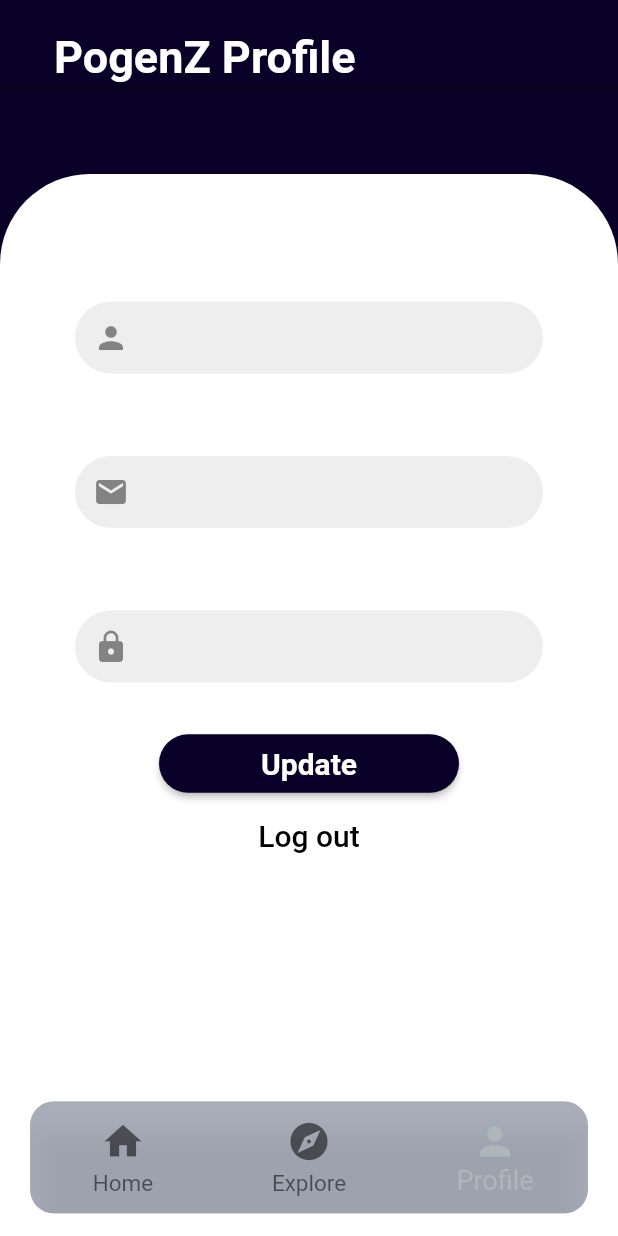
After one commit to pogenz45/project_test, a Flutter app: the MyWidget1 screen opened directly, item 3 of the bottom bar chosen, on a phone screen of 412 x 824 dp. The commit adds this screen. Run offline on Flutter 3.47's test engine with Material 2 defaults, Android fonts, the phone set to English and light mode, and no system bars; our stand-ins replace flutter_rating_bar, flutter_signin_button, fluttertoast, font_awesome_flutter, shared_preferences and 2 more; missing offline and left inert: dart:ffi; accounts and stored records are empty; Roboto replaces fonts that are missing (SFD).

Commit message:
bottom bar

```diff
--- a/lib/dataBaseHandler/dbHelper.dart
+++ b/lib/dataBaseHandler/dbHelper.dart
@@ -18,6 +18,8 @@ class dbhelper {
   static const String C_Email = 'Email';
   static const String C_PassWord = 'PassWord';
   static const int C_ID = 1;
+  // dbhelper._privateConstructor();
+  // static final dbhelper instance = dbhelper._privateConstructor();
 
   static Database? _database;
   Future<Database> get database async => _database ??= await initDatabase();
@@ -50,8 +52,22 @@ class dbhelper {
     }
     return null;
   }
+
+  Future<int> updateUser(UserModel user) async {
+    var dbclient = await database;
+    var res = await dbclient.update(
+      table,
+      user.toMap(),
+      where: '$C_UserName = ?',
+      whereArgs: [user.UserName],
+    );
+    return res;
+  }
+
+  Future<int> deleteUser(String UserName) async {
+    var dbClient = await database;
+    var res = await dbClient
+        .delete(table, where: '$C_UserName = ?', whereArgs: [UserName]);
+    return res;
+  }
 }
-
-// void main() async {
-//   WidgetsFlutterBinding.ensureInitialized();
-// }
--- a/lib/main.dart
+++ b/lib/main.dart
@@ -1,4 +1,6 @@
 import 'package:flutter/material.dart';
+import 'package:flutter_application_1/pages/channel1.dart';
+import 'package:flutter_application_1/pages/channel_page.dart';
 import 'package:flutter_application_1/pages/horizon.dart';
 import 'package:flutter_application_1/pages/landing_page.dart';
 
--- /dev/null
+++ b/lib/pages/channel1.dart
@@ -0,0 +1,89 @@
+library blur_bottom_bar;
+
+import 'package:flutter/cupertino.dart';
+import 'package:flutter/material.dart';
+import 'package:flutter/rendering.dart';
+import 'package:flutter_application_1/pages/profile_page.dart';
+import 'package:flutter_application_1/pages/channel_page.dart';
+import 'package:flutter_application_1/values/app_colors.dart';
+import 'package:flutter_application_1/values/app_icons.dart';
+import 'package:flutter_application_1/values/app_images.dart';
+import 'package:flutter_application_1/values/app_styles.dart';
+import 'package:flutter_rating_bar/flutter_rating_bar.dart';
+
+import 'dart:ui';
+
+class MyWidget1 extends StatefulWidget {
+  @override
+  State<MyWidget1> createState() => _MyWidget1State();
+}
+
+class _MyWidget1State extends State<MyWidget1> {
+  int currentIndex = 0;
+  final Screens = [
+    MyChannel(),
+    Container(
+      child: Text(
+        '2',
+        style: AppStyles.h3.copyWith(fontSize: 30, color: Colors.black),
+      ),
+    ),
+    profile_Page(),
+  ];
+  @override
+  Widget build(BuildContext context) {
+    Size size = MediaQuery.of(context).size;
+    return Scaffold(
+      resizeToAvoidBottomInset: false,
+      extendBody: true,
+      body: Screens[currentIndex],
+      bottomNavigationBar: Container(
+        child: Theme(
+          data: Theme.of(context).copyWith(
+            canvasColor: Color.fromARGB(255, 150, 156, 171).withOpacity(0.8),
+          ),
+          child: Padding(
+            padding: const EdgeInsets.only(left: 20.0, right: 20, bottom: 15),
+            child: Container(
+              height: size.height * 1 / 11,
+              child: ClipRRect(
+                borderRadius: BorderRadius.circular(16),
+                child: ClipRect(
+                  child: BackdropFilter(
+                    filter: ImageFilter.blur(
+                      sigmaX: 5,
+                      sigmaY: 10,
+                    ),
+                    child: BottomNavigationBar(
+                      type: BottomNavigationBarType.fixed,
+                      selectedItemColor: Color.fromARGB(255, 172, 182, 187),
+                      iconSize: 30,
+                      selectedFontSize: 18,
+                      unselectedFontSize: 15,
+                      items: const <BottomNavigationBarItem>[
+                        BottomNavigationBarItem(
+                          icon: Icon(Icons.home),
+                          label: 'Home',
+                        ),
+                        BottomNavigationBarItem(
+                            icon: Icon(Icons.explore), label: 'Explore'),
+                        BottomNavigationBarItem(
+                            icon: Icon(Icons.person), label: 'Profile'),
+                      ],
+                      currentIndex: currentIndex,
+                      onTap: (index) {
+                        setState(() {
+                          currentIndex = index;
+                        });
+                      },
+                    ),
+                  ),
+                ),
+              ),
+            ),
+          ),
+        ),
+      ),
+    );
+  }
+}
--- a/lib/pages/channel_page.dart
+++ b/lib/pages/channel_page.dart
@@ -47,6 +47,7 @@ class MyChannel extends StatefulWidget {
 }
 
 class _MyChannelState extends State<MyChannel> {
+  final Screens = [MyChannel()];
   int? tappedIndex;
   List<Map> categories = [
     {'name': 'Action'},
@@ -453,7 +454,7 @@ class _MyChannelState extends State<MyChannel> {
             child: SizedBox(
               width: 400,
               child: Container(
-                height: size.height * 1 / 4.5,
+                height: size.height * 1 / 5,
                 child: ListView.builder(
                   scrollDirection: Axis.vertical,
                   itemCount: NewReleases.length,
@@ -562,53 +563,53 @@ class _MyChannelState extends State<MyChannel> {
           ))
         ],
       ),
-      bottomNavigationBar: Container(
-        child: Theme(
-          data: Theme.of(context).copyWith(
-            canvasColor: Color.fromARGB(255, 150, 156, 171).withOpacity(0.8),
-          ),
-          child: Padding(
-            padding: const EdgeInsets.only(left: 24.0, right: 24, bottom: 10),
-            child: Container(
-              height: size.height * 1 / 10,
-              child: ClipRRect(
-                borderRadius: BorderRadius.circular(16),
-                child: ClipRect(
-                  child: BackdropFilter(
-                    filter: ImageFilter.blur(
-                      sigmaX: 5,
-                      sigmaY: 10,
-                    ),
-                    child: BottomNavigationBar(
-                      type: BottomNavigationBarType.fixed,
-                      selectedItemColor: Color.fromARGB(255, 172, 182, 187),
-                      iconSize: 40,
-                      selectedFontSize: 20,
-                      unselectedFontSize: 15,
-                      items: const <BottomNavigationBarItem>[
-                        BottomNavigationBarItem(
-                          icon: Icon(Icons.home),
-                          label: 'Home',
-                        ),
-                        BottomNavigationBarItem(
-                            icon: Icon(Icons.explore), label: 'Explore'),
-                        BottomNavigationBarItem(
-                            icon: Icon(Icons.person), label: 'Profile'),
-                      ],
-                      currentIndex: currentIndex,
-                      onTap: (index) {
-                        setState(() {
-                          currentIndex = index;
-                        });
-                      },
-                    ),
-                  ),
-                ),
-              ),
-            ),
-          ),
-        ),
-      ),
+      // bottomNavigationBar: Container(
+      //   child: Theme(
+      //     data: Theme.of(context).copyWith(
+      //       canvasColor: Color.fromARGB(255, 150, 156, 171).withOpacity(0.8),
+      //     ),
+      //     child: Padding(
+      //       padding: const EdgeInsets.only(left: 24.0, right: 24, bottom: 10),
+      //       child: Container(
+      //         height: size.height * 1 / 10,
+      //         child: ClipRRect(
+      //           borderRadius: BorderRadius.circular(16),
+      //           child: ClipRect(
+      //             child: BackdropFilter(
+      //               filter: ImageFilter.blur(
+      //                 sigmaX: 5,
+      //                 sigmaY: 10,
+      //               ),
+      //               child: BottomNavigationBar(
+      //                 type: BottomNavigationBarType.fixed,
+      //                 selectedItemColor: Color.fromARGB(255, 172, 182, 187),
+      //                 iconSize: 40,
+      //                 selectedFontSize: 20,
+      //                 unselectedFontSize: 15,
+      //                 items: const <BottomNavigationBarItem>[
+      //                   BottomNavigationBarItem(
+      //                     icon: Icon(Icons.home),
+      //                     label: 'Home',
+      //                   ),
+      //                   BottomNavigationBarItem(
+      //                       icon: Icon(Icons.explore), label: 'Explore'),
+      //                   BottomNavigationBarItem(
+      //                       icon: Icon(Icons.person), label: 'Profile'),
+      //                 ],
+      //                 currentIndex: currentIndex,
+      //                 onTap: (index) {
+      //                   setState(() {
+      //                     currentIndex = index;
+      //                   });
+      //                 },
+      //               ),
+      //             ),
+      //           ),
+      //         ),
+      //       ),
+      //     ),
+      //   ),
+      // ),
     );
   }
 }
--- a/lib/pages/login_page.dart
+++ b/lib/pages/login_page.dart
@@ -2,6 +2,8 @@ import 'dart:ui';
 
 import 'package:flutter/material.dart';
 import 'package:flutter/painting.dart';
+import 'package:flutter_application_1/pages/profile_page.dart';
+import 'package:flutter_application_1/pages/channel1.dart';
 import 'package:flutter_application_1/pages/channel_page.dart';
 import 'package:flutter_application_1/pages/register_page.dart';
 import 'package:flutter_application_1/pages/widget/alert.dart';
@@ -33,7 +35,7 @@ class _MyWidgetState extends State<loginPage> {
       await dbhelper().getLoginUser(UserID, PassWord).then((UserData) {
         Navigator.pushAndRemoveUntil(
             context,
-            MaterialPageRoute(builder: (context) => MyChannel()),
+            MaterialPageRoute(builder: (context) => MyWidget1()),
             (route) => false);
       }).catchError((Error) {
         print(Error);
--- /dev/null
+++ b/lib/pages/profile_page.dart
@@ -0,0 +1,163 @@
+import 'dart:ffi';
+
+import 'package:flutter/material.dart';
+import 'package:flutter_application_1/dataBaseHandler/dbHelper.dart';
+import 'package:flutter_application_1/pages/landing_page.dart';
+import 'package:flutter_application_1/pages/widget/getTextFormField.dart';
+import 'package:flutter_application_1/values/app_colors.dart';
+import 'package:flutter_application_1/values/app_styles.dart';
+import 'package:shared_preferences/shared_preferences.dart';
+
+class profile_Page extends StatefulWidget {
+  const profile_Page({Key? key}) : super(key: key);
+
+  @override
+  State<profile_Page> createState() => _profile_PageState();
+}
+
+class _profile_PageState extends State<profile_Page> {
+  final _conUserName = TextEditingController();
+  final _conEmail = TextEditingController();
+  final _conPassWord = TextEditingController();
+  final formkey = new GlobalKey<FormState>();
+  // Future<SharedPreferences> pref = SharedPreferences.getInstance();
+  // final DbHelper = dbhelper.instance;
+
+  bool fetchingData = true;
+
+  @override
+  void initState() {
+    super.initState();
+  }
+
+  // Future<void> getUserData() async {
+  //   final SharedPreferences sp = await pref;
+  //   setState(() {
+  //     _conUserName.text = sp.getString("UserName")!;
+  //     _conEmail.text = sp.getString("Email")!;
+  //     _conPassWord.text = sp.getString("PassWord")!;
+  //   });
+  // }
+
+  @override
+  Widget build(BuildContext context) {
+    return Scaffold(
+        extendBody: true,
+        resizeToAvoidBottomInset: false,
+        backgroundColor: AppColors.primaryColor,
+        appBar: AppBar(
+          backgroundColor: AppColors.primaryColor,
+          title: Padding(
+            padding: const EdgeInsets.only(top: 20, left: 20),
+            child: Text(
+              'PogenZ Profile',
+              style: AppStyles.h3.copyWith(
+                  fontSize: 30,
+                  fontWeight: FontWeight.bold,
+                  color: Colors.white),
+            ),
+          ),
+        ),
+        body: SingleChildScrollView(
+          scrollDirection: Axis.vertical,
+          child: Column(
+            children: [
+              SizedBox(
+                height: 60,
+              ),
+              new Stack(
+                children: [
+                  Container(
+                    alignment: Alignment.bottomCenter,
+                    height: 800,
+                    decoration: BoxDecoration(
+                      color: Colors.white,
+                      borderRadius: BorderRadius.only(
+                          topLeft: Radius.circular(60),
+                          topRight: Radius.circular(60)),
+                    ),
+                  ),
+                  Column(
+                    children: [
+                      SizedBox(
+                        height: 60,
+                      ),
+                      getTextFormField(
+                        controller: _conUserName,
+                        // labelName: userData!['UserName'],
+                        icon: Icons.person,
+                      ),
+                      SizedBox(
+                        height: 30,
+                      ),
+                      getTextFormField(
+                        controller: _conEmail,
+                        icon: Icons.email,
+                      ),
+                      SizedBox(
+                        height: 30,
+                      ),
+                      getTextFormField(
+                        controller: _conPassWord,
+                        icon: Icons.lock,
+                      ),
+                      SizedBox(
+                        height: 30,
+                      ),
+                      SizedBox(
+                        width: 200,
+                        child: ElevatedButton(
+                          style: ButtonStyle(
+                            backgroundColor: MaterialStateProperty.all(
+                                AppColors.primaryColor),
+                            shape: MaterialStateProperty.all(
+                                RoundedRectangleBorder(
+                                    borderRadius: BorderRadius.circular(20))),
+                          ),
+                          child: Padding(
+                            padding: const EdgeInsets.all(8.0),
+                            child: Text(
+                              'Update',
+                              style: AppStyles.h3.copyWith(
+                                  color: Colors.white,
+                                  fontWeight: FontWeight.bold,
+                                  fontSize: 20),
+                            ),
+                          ),
+                          onPressed: () {},
+                          // onPressed: () {
+                          //   Navigator.pushAndRemoveUntil(
+                          //       context,
+                          //       MaterialPageRoute(
+                          //           builder: (context) => landing_Page()),
+                          //       (route) => false);
+                          // },
+                        ),
+                      ),
+                      Container(
+                        child: TextButton(
+                          child: Text(
+                            'Log out',
+                            style: AppStyles.h3.copyWith(
+                              color: Colors.black,
+                              fontSize: 20,
+                            ),
+                          ),
+                          onPressed: () {
+                            Navigator.pushAndRemoveUntil(
+                                context,
+                                MaterialPageRoute(
+                                    builder: (context) => landing_Page()),
+                                (route) => false);
+                          },
+                        ),
+                      )
+                    ],
+                  ),
+                ],
+              ),
+            ],
+          ),
+        ));
+  }
+}
--- a/pubspec.yaml
+++ b/pubspec.yaml
@@ -41,6 +41,7 @@ dependencies:
   path_provider: ^2.0.11
   sqflite: ^2.0.3
   toast: ^0.3.0
+  shared_preferences: ^2.0.15
 
 dev_dependencies:
   flutter_test:
```
Also changed, not shown: pubspec.lock, 1 other file.
